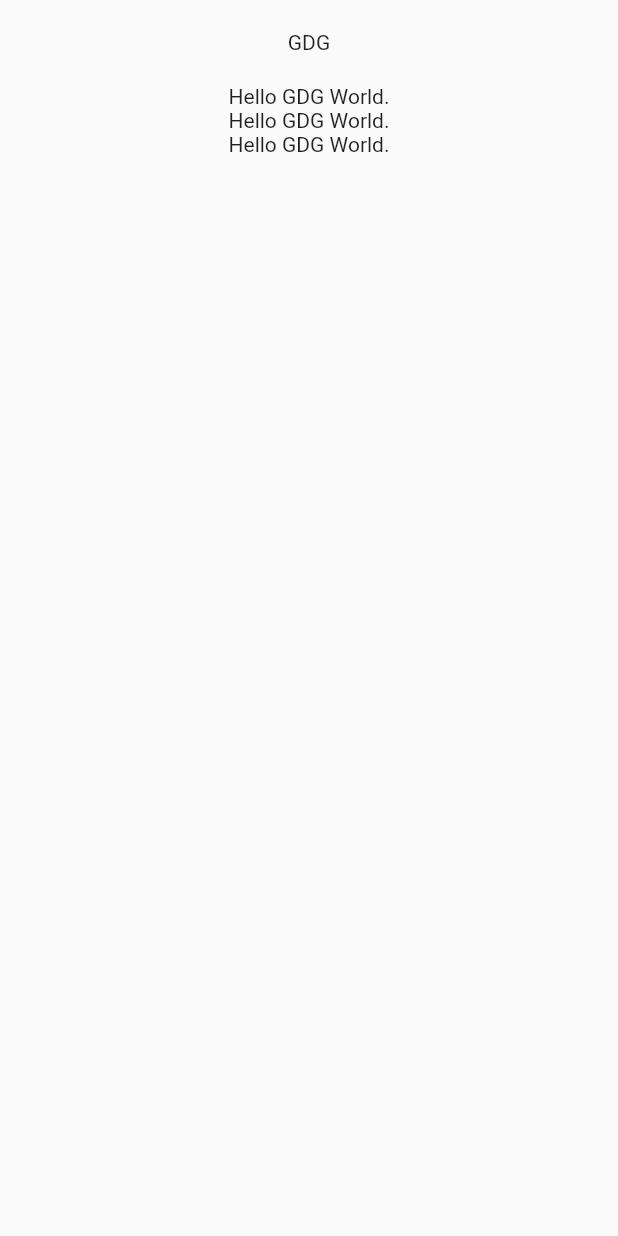
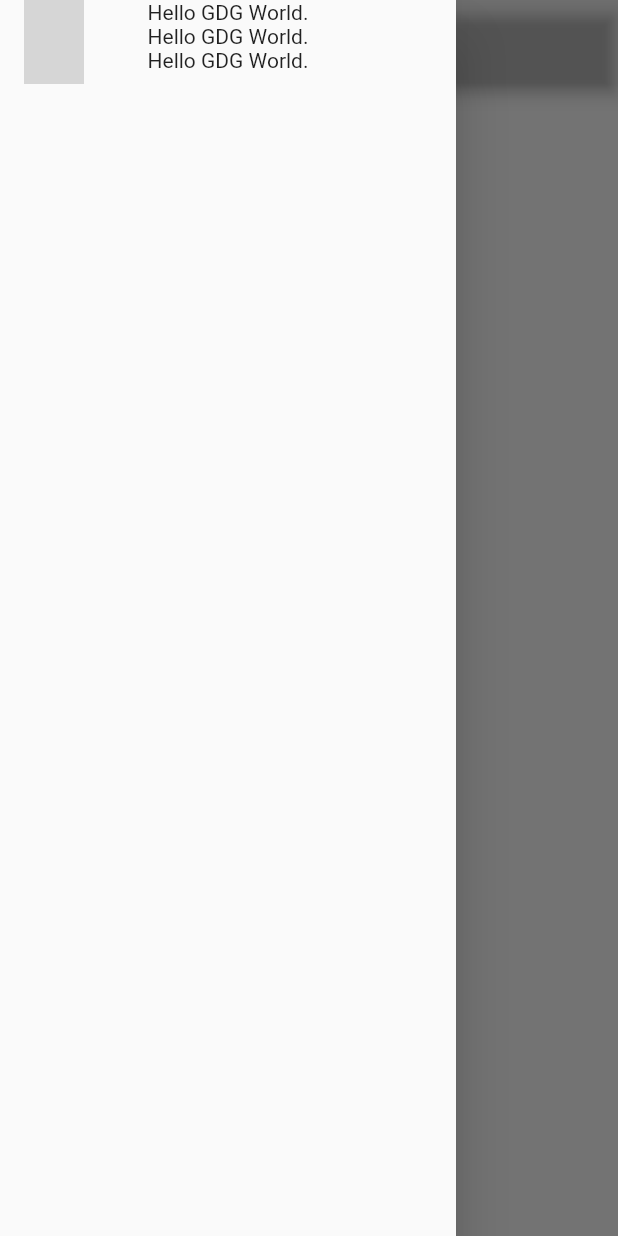
Before and after one commit to TakumaLee/KirinWeb, a Flutter app: the screen it shows after launch, with the side drawer open (before the commit the screen has no drawer), on a phone screen of 412 x 824 dp. Run offline on Flutter 3.47's test engine with Material 2 defaults, Android fonts, the phone set to English and light mode, and no system bars; missing offline and left inert: flutter_web; Roboto replaces fonts that are missing (Google); grey boxes are pictures that could not be loaded.

Commit message:
Do RWD for home page.

```diff
--- a/lib/main.dart
+++ b/lib/main.dart
@@ -1,6 +1,7 @@
 import 'package:flutter_web/material.dart';
 
 import 'views/HomeAppBar.dart';
+import 'views/HomePageWidget.dart';
 
 void main() => runApp(MyApp());
 
@@ -23,37 +24,12 @@ class MyHomePage extends StatelessWidget {
   MyHomePage({Key key, this.title}) : super(key: key);
 
   final String title;
-  final String labelFontFamily = 'Google';
 
   @override
   Widget build(BuildContext context) {
     // The Flutter framework has been optimized to make rerunning build methods
     // fast, so that you can just rebuild anything that needs updating rather
     // than having to individually change instances of widgets.
-    return Scaffold(
-      appBar: PreferredSize(child: HomeAppBar(title), preferredSize: Size.fromHeight(56)),
-        body: ListView(
-          children: <Widget>[
-            Center(
-              child: Text(
-                "Hello GDG World.",
-                style: TextStyle(fontFamily: labelFontFamily),
-              ),
-            ),
-            Center(
-              child: Text(
-                "Hello GDG World.",
-                style: TextStyle(fontFamily: labelFontFamily),
-              ),
-            ),
-            Center(
-              child: Text(
-                "Hello GDG World.",
-                style: TextStyle(fontFamily: labelFontFamily),
-              ),
-            ),
-          ],
-        ),
-    );
+    return HomePageWidget();
   }
 }
--- a/lib/views/HomeAppBar.dart
+++ b/lib/views/HomeAppBar.dart
@@ -58,10 +58,7 @@ class _HomeAppBarWidgetState extends State<HomeAppBar> {
 
   @override
   Widget build(BuildContext context) {
-    return LayoutBuilder(
-      builder: (context, constraints) {
-        if (constraints.maxWidth > 750) {
-          return AppBar(
+    return AppBar(
             leading: Container(
               child: Image.asset("images/logo-GDG.png"),
               padding: const EdgeInsets.fromLTRB(16.0, 0.0, 0.0, 0.0),
@@ -69,13 +66,6 @@ class _HomeAppBarWidgetState extends State<HomeAppBar> {
             title: Text(title, style: TextStyle(color: Colors.black54, fontFamily: labelFontFamily, fontStyle: FontStyle.normal)),
             backgroundColor: Color.fromARGB(1, 255, 255, 255),
             actions: getTabs(),
-          );
-        } else {
-          return Center(
-            child: Text("GDG"),
-          );
-        }
-      },
     );
   }
 
--- /dev/null
+++ b/lib/views/HomePageWidget.dart
@@ -0,0 +1,113 @@
+
+
+import 'package:flutter_web/material.dart';
+
+import 'HomeAppBar.dart';
+
+class HomePageWidget extends StatefulWidget {
+  @override
+  _HomePageWidgetState createState() {
+
+    return _HomePageWidgetState("GDG Taipei");
+  }
+
+}
+
+class _HomePageWidgetState extends State<HomePageWidget> {
+
+  final String title;
+  final String labelFontFamily = 'Google';
+
+  _HomePageWidgetState(this.title);
+
+  @override
+  Widget build(BuildContext context) {
+    return LayoutBuilder(builder: (context, constraints) {
+      if (constraints.maxWidth > 750) {
+        return getWebScreen();
+      } else {
+        return getAppScreen();
+      }
+    });
+  }
+
+  Widget getWebScreen() {
+    return Scaffold(
+      appBar: PreferredSize(child: HomeAppBar(title), preferredSize: Size.fromHeight(56)),
+      body: ListView(
+        children: <Widget>[
+          Center(
+            child: Text(
+              "Hello GDG World.",
+              style: TextStyle(fontFamily: labelFontFamily),
+            ),
+          ),
+          Center(
+            child: Text(
+              "Hello GDG World.",
+              style: TextStyle(fontFamily: labelFontFamily),
+            ),
+          ),
+          Center(
+            child: Text(
+              "Hello GDG World.",
+              style: TextStyle(fontFamily: labelFontFamily),
+            ),
+          ),
+        ],
+      ),
+    );
+  }
+
+  Widget getAppScreen() {
+    return Scaffold(
+      drawer: Drawer(
+        child: ListView(
+          children: <Widget>[
+            Center(
+              child: Text(
+                "Hello GDG World.",
+                style: TextStyle(fontFamily: labelFontFamily),
+              ),
+            ),
+            Center(
+              child: Text(
+                "Hello GDG World.",
+                style: TextStyle(fontFamily: labelFontFamily),
+              ),
+            ),
+            Center(
+              child: Text(
+                "Hello GDG World.",
+                style: TextStyle(fontFamily: labelFontFamily),
+              ),
+            )
+          ],
+        ),
+      ),
+      appBar: PreferredSize(child: HomeAppBar(title), preferredSize: Size.fromHeight(56)),
+      body: ListView(
+        children: <Widget>[
+          Center(
+            child: Text(
+              "Hello GDG App Mode.",
+              style: TextStyle(fontFamily: labelFontFamily),
+            ),
+          ),
+          Center(
+            child: Text(
+              "Hello GDG App Mode.",
+              style: TextStyle(fontFamily: labelFontFamily),
+            ),
+          ),
+          Center(
+            child: Text(
+              "Hello GDG App Mode.",
+              style: TextStyle(fontFamily: labelFontFamily),
+            ),
+          ),
+        ],
+      ),
+    );
+  }
+}
```
